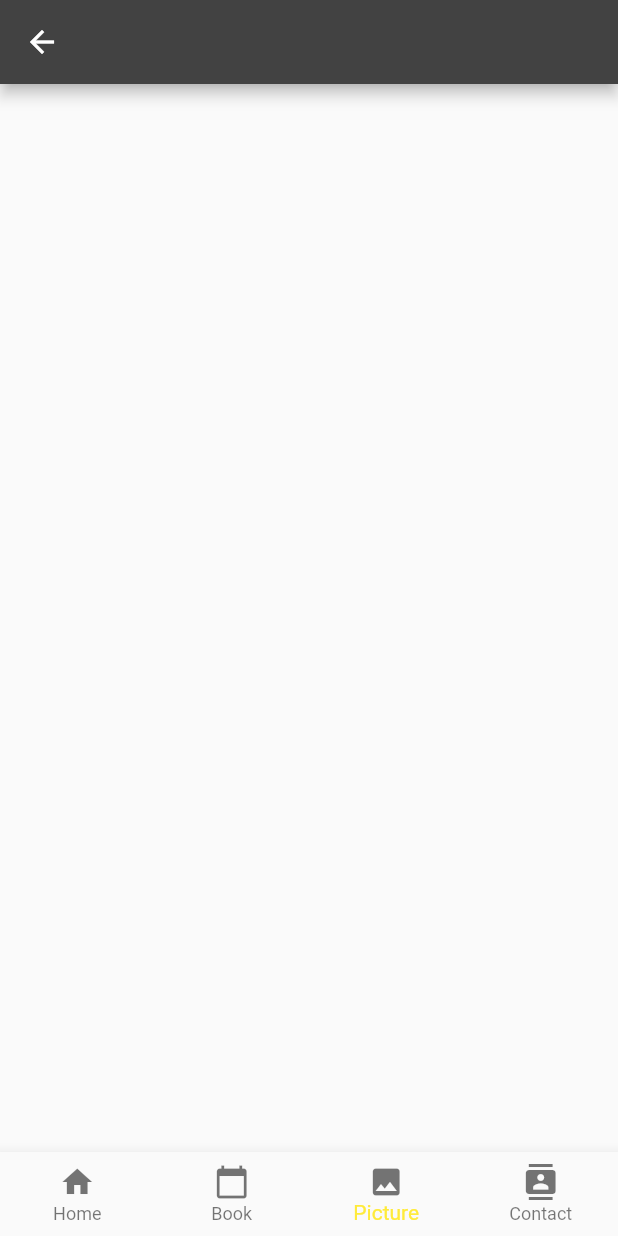
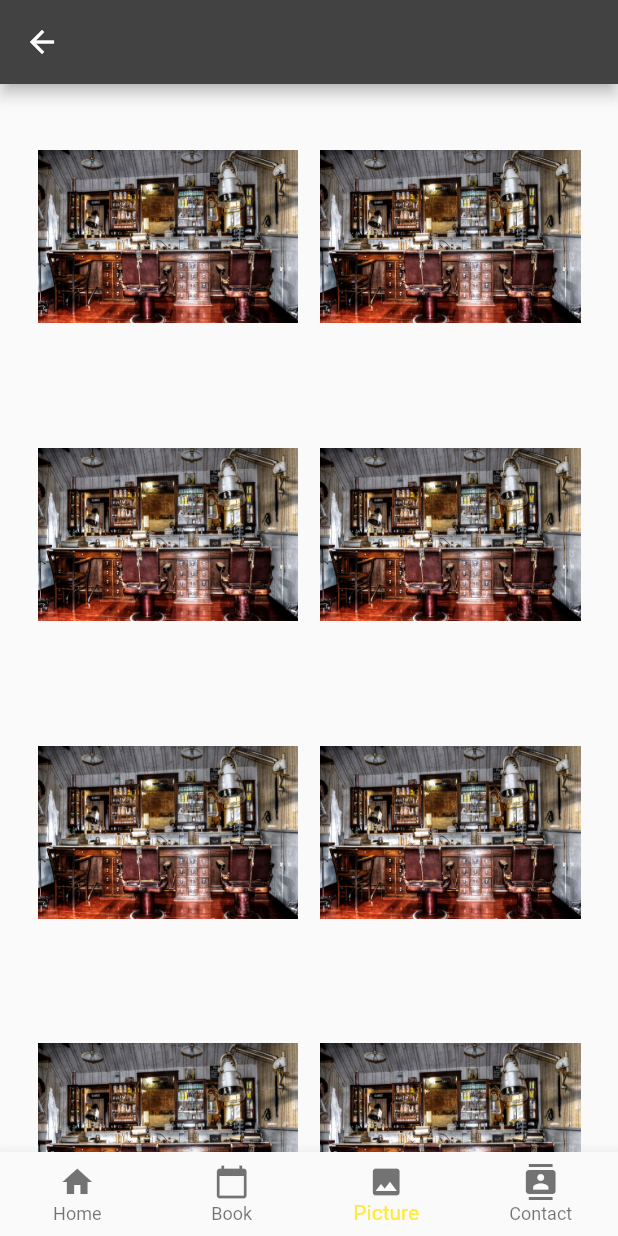
Before and after one commit to dawidstefaniak/Barber, a Flutter app: the SearchResult screen opened directly with empty values, item 3 of the bottom bar chosen, on a phone screen of 412 x 824 dp. Run offline on Flutter 3.47's test engine with Material 2 defaults, Android fonts, the phone set to English and light mode, and no system bars; our stand-ins replace flutter_calendar_carousel; generated files the repository leaves out were written again.

Commit message:
Added list of pictures (still to do design)

```diff
--- a/lib/SearchResultPictures.dart
+++ b/lib/SearchResultPictures.dart
@@ -2,23 +2,29 @@ import 'package:barber/Models/Font.dart';
 import 'package:barber/json/response.dart';
 import 'package:flutter/material.dart';
 
-
-class SearchResultPictures extends StatefulWidget{
+class SearchResultPictures extends StatefulWidget {
   final Barber barber;
   _SearchResultPicturesState createState() => _SearchResultPicturesState();
 
   SearchResultPictures({Key key, this.barber}) : super(key: key);
-
 }
 
-class _SearchResultPicturesState extends State<SearchResultPictures>{
-
-
+class _SearchResultPicturesState extends State<SearchResultPictures> {
   @override
   Widget build(BuildContext context) {
+    return GridView.count(
+      crossAxisCount: 2,
+      padding: EdgeInsets.only(top: 15, bottom: 5, left: 25, right: 25),
+      crossAxisSpacing: 15,
+      mainAxisSpacing: 25,
 
-    return Container();
-
+      children: <Widget>[
+        for (var x = 0; x < 8; x++) _getImage(x),
+      ],
+    );
   }
 
+  _getImage(int index) {
+    return Image.asset("assets/images/barber2.jpg", fit: BoxFit.fitWidth,);
+  }
 }
```
